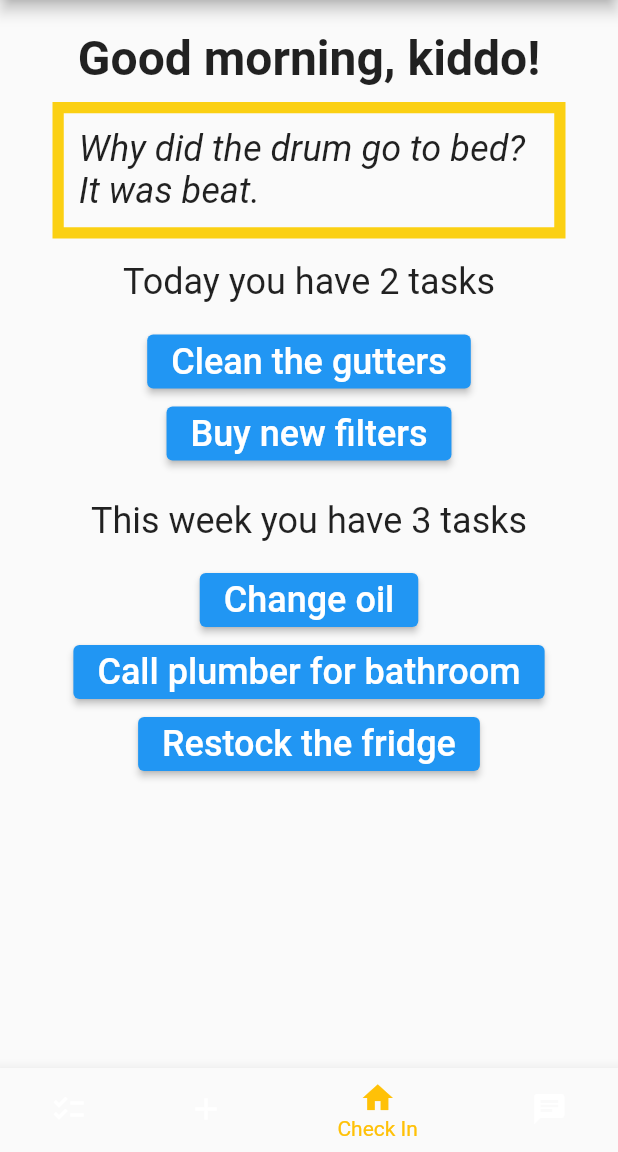
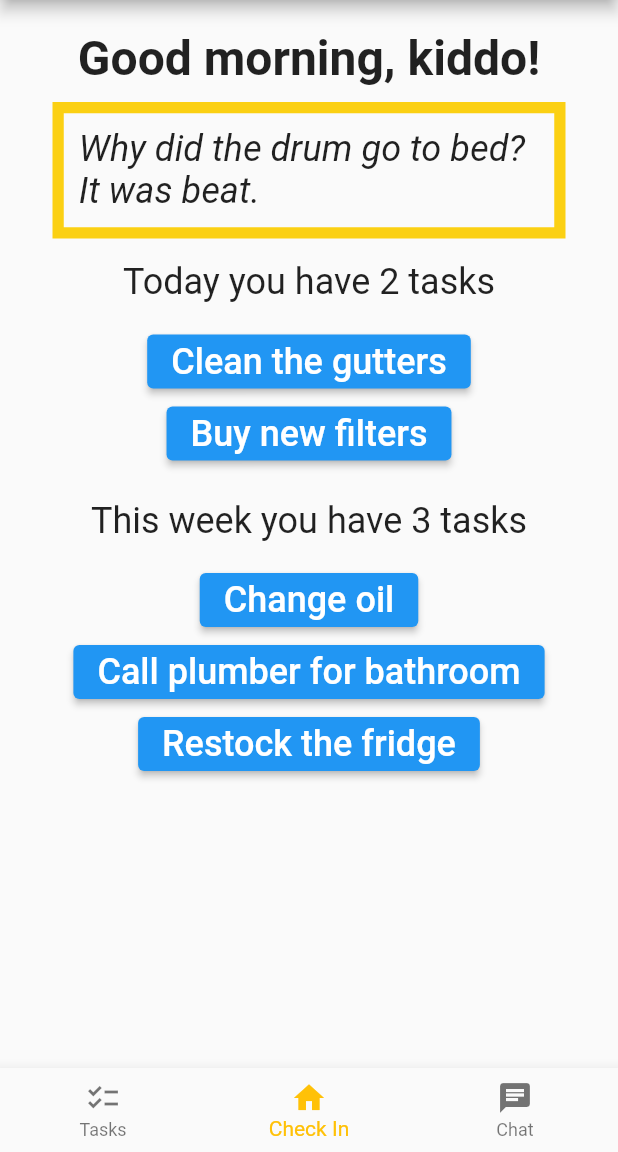
Before and after one commit to PocketDad/pocketdad, a Flutter app: the screen it shows after launch, on a phone screen of 412 x 824 dp, the part 84-1236 px from its top. Run offline on Flutter 3.47's test engine with Material 2 defaults, Android fonts, the phone set to English and light mode, and no system bars; our stand-ins replace flutter_riverpod, riverpod_annotation; generated files the repository leaves out were written again.

Commit message:
Add Task accessible from List Tasks

```diff
--- a/lib/app.dart
+++ b/lib/app.dart
@@ -3,6 +3,7 @@ import 'package:flutter_gen/gen_l10n/app_localizations.dart';
 import 'package:flutter_localizations/flutter_localizations.dart';
 import 'package:pocketdad/src/views/home/home_view.dart';
 import 'package:flutter_riverpod/flutter_riverpod.dart';
+import 'package:pocketdad/src/views/home/pages/add_task.dart';
 import 'src/sample_feature/sample_item_details_view.dart';
 import 'src/sample_feature/sample_item_list_view.dart';
 import 'src/settings/settings_controller.dart';
@@ -70,6 +71,8 @@ class MyApp extends StatelessWidget {
                 switch (routeSettings.name) {
                   case HomeView.routeName:
                     return HomeView();
+                  case AddTask.routeName:
+                    return AddTask();
                   case SettingsView.routeName:
                     return SettingsView(controller: settingsController);
                   case SampleItemDetailsView.routeName:
--- a/lib/src/views/home/home_view.dart
+++ b/lib/src/views/home/home_view.dart
@@ -24,14 +24,6 @@ class HomeView extends StatefulWidget {
       ),
     },
     1: {
-      'title': const Text('Add Task'),
-      'body': const AddTask(),
-      'navItem': const BottomNavigationBarItem(
-        icon: Icon(Icons.add),
-        label: "Add Task",
-      ),
-    },
-    2: {
       'title': const Text('Check In'),
       'body': const CheckIn(),
       'navItem': const BottomNavigationBarItem(
@@ -39,7 +31,7 @@ class HomeView extends StatefulWidget {
         label: "Check In",
       ),
     },
-    3: {
+    2: {
       'title': const Text('Camera'),
       'body': const Chat(),
       'navItem': const BottomNavigationBarItem(
@@ -54,7 +46,7 @@ class HomeView extends StatefulWidget {
 }
 
 class _HomeViewState extends State<HomeView> {
-  int _selectedIndex = 2;
+  int _selectedIndex = 1;
 
   void _onItemTapped(int index) {
     if (index != _selectedIndex) {
@@ -75,7 +67,6 @@ class _HomeViewState extends State<HomeView> {
           widget.pages[0]['navItem'],
           widget.pages[1]['navItem'],
           widget.pages[2]['navItem'],
-          widget.pages[3]['navItem'],
         ],
         currentIndex: _selectedIndex,
         onTap: _onItemTapped,
--- a/lib/src/views/home/pages/add_task.dart
+++ b/lib/src/views/home/pages/add_task.dart
@@ -2,6 +2,9 @@ import 'package:flutter/material.dart';
 
 class AddTask extends StatelessWidget {
   const AddTask({super.key});
+
+  static const routeName = '/add_task';
+
   @override
   Widget build(BuildContext context) {
     return Scaffold(
```
Also changed, not shown: lib/src/views/home/pages/list_tasks.dart (+9 -1 lines).
